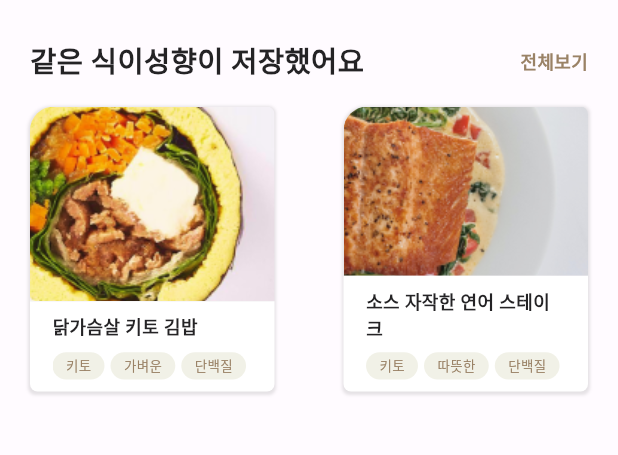
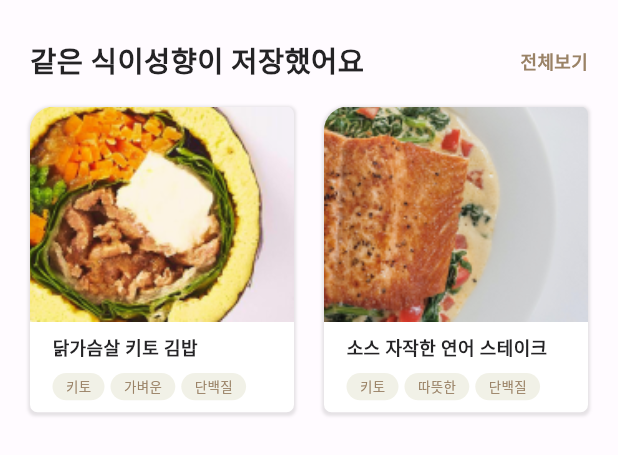
Before and after one commit to project-refri/refri-mobile, a Flutter app: the _SimilarRecipe widget shown alone on an empty page, opened directly, on a phone screen of 412 x 824 dp. Shown: the top 455 px of the screen. Run offline on Flutter 3.47's test engine with Material 2 defaults, Android fonts, the phone set to English and light mode, and no system bars; our stand-ins replace carousel_slider, convex_bottom_bar, firebase_auth, firebase_core, flutter_secure_storage, flutter_svg and 3 more; accounts and stored records are empty.

Commit message:
Fix: 레시피 화면 식이성향 UI 수정 #26

```diff
--- a/lib/presentation/recipe/recipe_screen.dart
+++ b/lib/presentation/recipe/recipe_screen.dart
@@ -197,10 +197,18 @@ class _SimilarRecipe extends StatelessWidget {
 
   @override
   Widget build(BuildContext context) {
-    return const MainSection(
+    return MainSection(
+        padding: const EdgeInsets.only(top: 26, bottom: 0, left: 20, right: 20),
         title: "같은 식이성향이 저장했어요",
-        child:
-            Row(mainAxisAlignment: MainAxisAlignment.spaceBetween, children: [
+        child: GridView.count(
+          physics: const NeverScrollableScrollPhysics(),
+          shrinkWrap: true,
+          padding: const EdgeInsets.only(bottom: 20),
+          childAspectRatio: 163.97 / 189.88,
+          crossAxisCount: 2,
+          mainAxisSpacing: 16.5,
+          crossAxisSpacing: 20,
+          children: const [
             RecipeCard(
               title: "닭가슴살 키토 김밥",
               tags: ["키토", "가벼운", "단백질"],
@@ -211,7 +219,8 @@ class _SimilarRecipe extends StatelessWidget {
               tags: ["키토", "따뜻한", "단백질"],
               image: "asset/img/recipe_sample_4.png",
             ),
-        ]));
+          ],
+        ));
   }
 }
 
```
Lines whose indentation alone changed are shown as unchanged.
